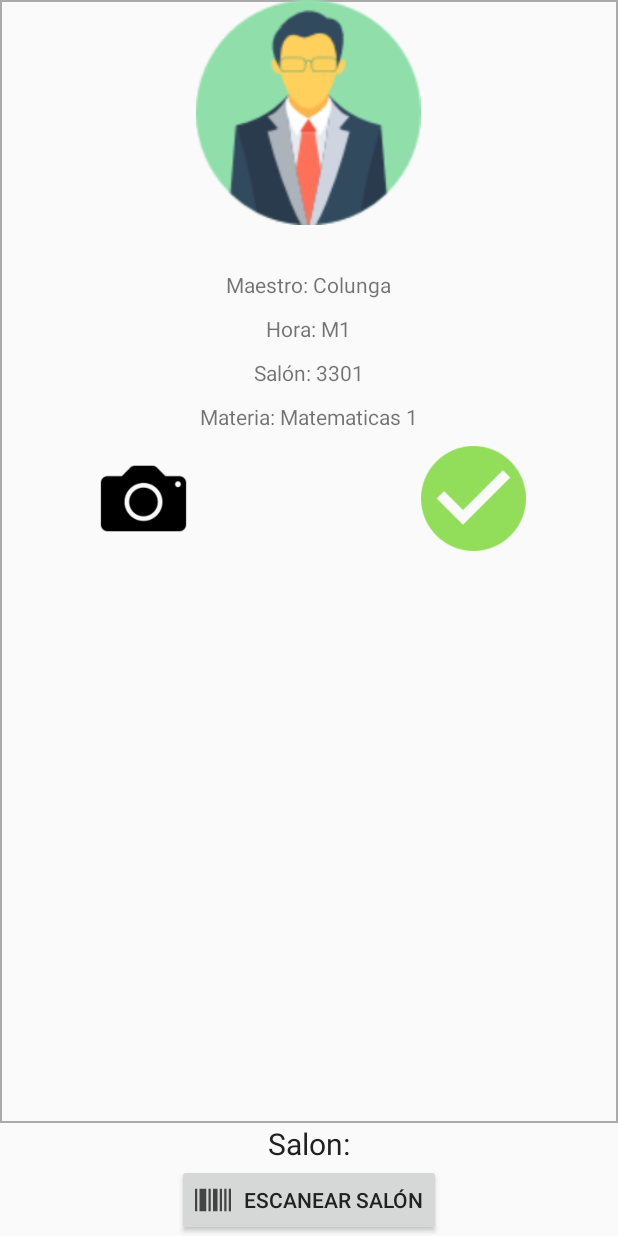
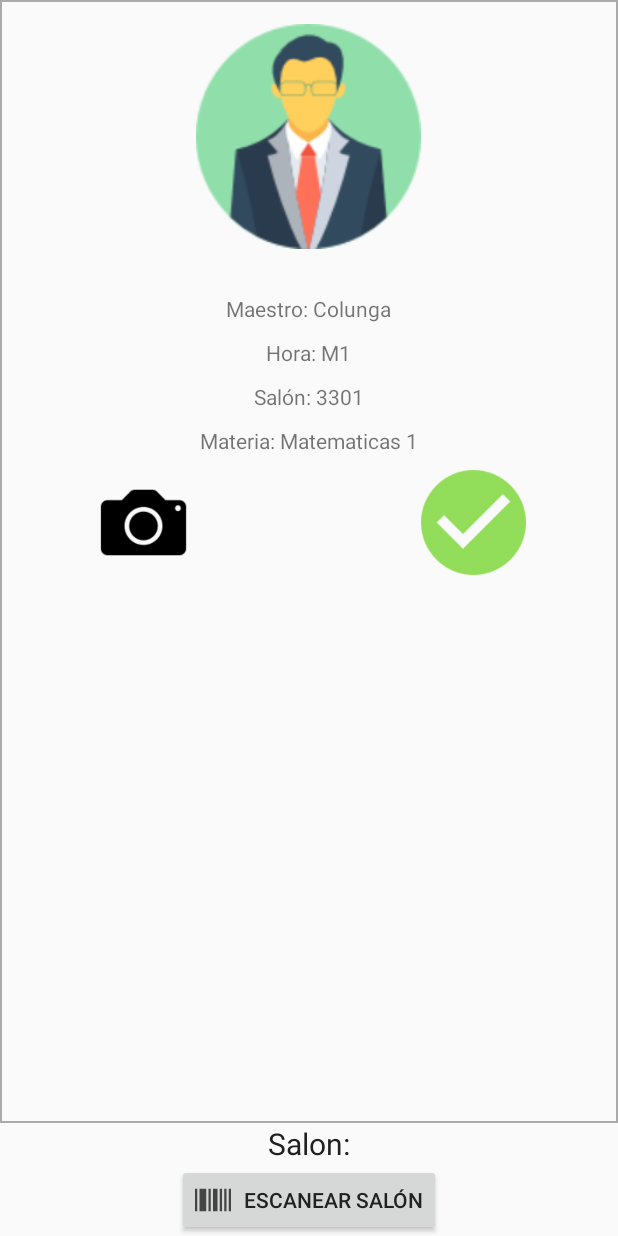
Before and after one commit to enriquesardz/FSW-Huella, an Android app: the layout fragment_codigo_barras.xml on its own in the app's theme, with its tools: preview values and no code run, on a phone screen of 412 x 824 dp. Run offline under Robolectric (Android 15) with nearby library versions, the phone set to English and light mode, and no system bars.

Commit message:
Modify layout updated navigation

```diff
--- a/app/src/main/java/com/fime/fsw/huella/huella/DescargaRutaActivity.java
+++ b/app/src/main/java/com/fime/fsw/huella/huella/DescargaRutaActivity.java
@@ -66,6 +66,8 @@ public class DescargaRutaActivity extends AppCompatActivity {
             case R.id.cerrar_sesion:
                 SesionAplicacion sesionAplicacion = new SesionAplicacion(mContext);
                 sesionAplicacion.terminarSesionAplicacion();
+                startActivity(new Intent(mContext, MenuInicioSesionActivity.class));
+                finish();
                 return true;
             default:
                 return super.onOptionsItemSelected(item);
--- a/app/src/main/java/com/fime/fsw/huella/huella/RecorridoMainActivity.java
+++ b/app/src/main/java/com/fime/fsw/huella/huella/RecorridoMainActivity.java
@@ -1,6 +1,7 @@
 package com.fime.fsw.huella.huella;
 
 import android.content.Context;
+import android.content.Intent;
 import android.net.Uri;
 import android.support.annotation.IdRes;
 import android.support.v4.app.Fragment;
@@ -75,6 +76,8 @@ public class RecorridoMainActivity extends AppCompatActivity implements Recorrid
             case R.id.cerrar_sesion:
                 SesionAplicacion sesionAplicacion = new SesionAplicacion(mContext);
                 sesionAplicacion.terminarSesionAplicacion();
+                startActivity(new Intent(mContext, MenuInicioSesionActivity.class));
+                finish();
                 return true;
             default:
                 return super.onOptionsItemSelected(item);
--- a/app/src/main/res/layout/activity_prefecto_registro.xml
+++ b/app/src/main/res/layout/activity_prefecto_registro.xml
@@ -19,6 +19,7 @@
             android:layout_height="wrap_content">
 
             <EditText
+                android:id="@+id/nombre_textview"
                 android:layout_width="match_parent"
                 android:layout_height="wrap_content"
                 android:hint="@string/nombre" />
--- a/app/src/main/res/layout/fragment_codigo_barras.xml
+++ b/app/src/main/res/layout/fragment_codigo_barras.xml
@@ -19,8 +19,8 @@
             <LinearLayout
                 android:layout_width="match_parent"
                 android:layout_height="match_parent"
-                android:orientation="vertical">
-
+                android:orientation="vertical"
+                android:padding="16dp">
 
                 <LinearLayout
                     android:layout_width="match_parent"
```
Also changed, not shown: app/src/main/java/com/fime/fsw/huella/huella/PrefectoRegistroActivity.java (+7 -2 lines).
